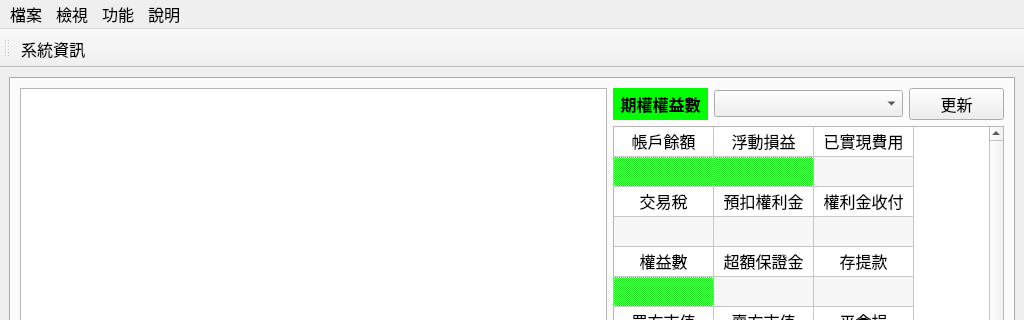
This is APIver3/UI/MainWindow.ui in clamgee/python-code as Qt 5 draws it before an edit; both pictures show x 0 to 1024 and y 0 to 320 of the 1024 by 635 pixel window. The edited form follows.
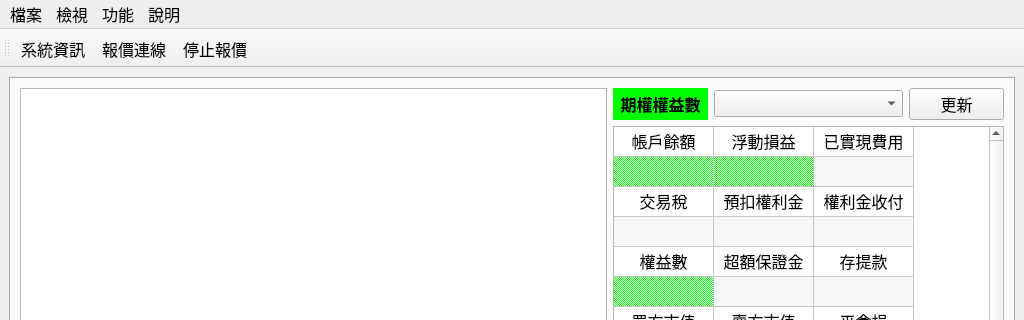
This is the edited form.

The edit to the form file:
```diff
--- a/APIver3/UI/MainWindow.ui
+++ b/APIver3/UI/MainWindow.ui
@@ -645,6 +645,8 @@
     <bool>false</bool>
    </attribute>
    <addaction name="SysDetail"/>
+   <addaction name="Connectbtn"/>
+   <addaction name="actionDisconnectbtn"/>
   </widget>
   <action name="actionLogin">
    <property name="text">
@@ -672,6 +674,35 @@
     </font>
    </property>
   </action>
+  <action name="Connectbtn">
+   <property name="text">
+    <string>報價連線</string>
+   </property>
+   <property name="toolTip">
+    <string>建立報價連線回報機制</string>
+   </property>
+   <property name="font">
+    <font>
+     <pointsize>12</pointsize>
+    </font>
+   </property>
+  </action>
+  <action name="actionDisconnectbtn">
+   <property name="text">
+    <string>報價清除</string>
+   </property>
+   <property name="iconText">
+    <string>停止報價</string>
+   </property>
+   <property name="toolTip">
+    <string>斷開或情除報價連線狀態</string>
+   </property>
+   <property name="font">
+    <font>
+     <pointsize>12</pointsize>
+    </font>
+   </property>
+  </action>
  </widget>
  <resources/>
  <connections/>
```
Left out of the diff: 6 changed lines with no effect on the pictures.
